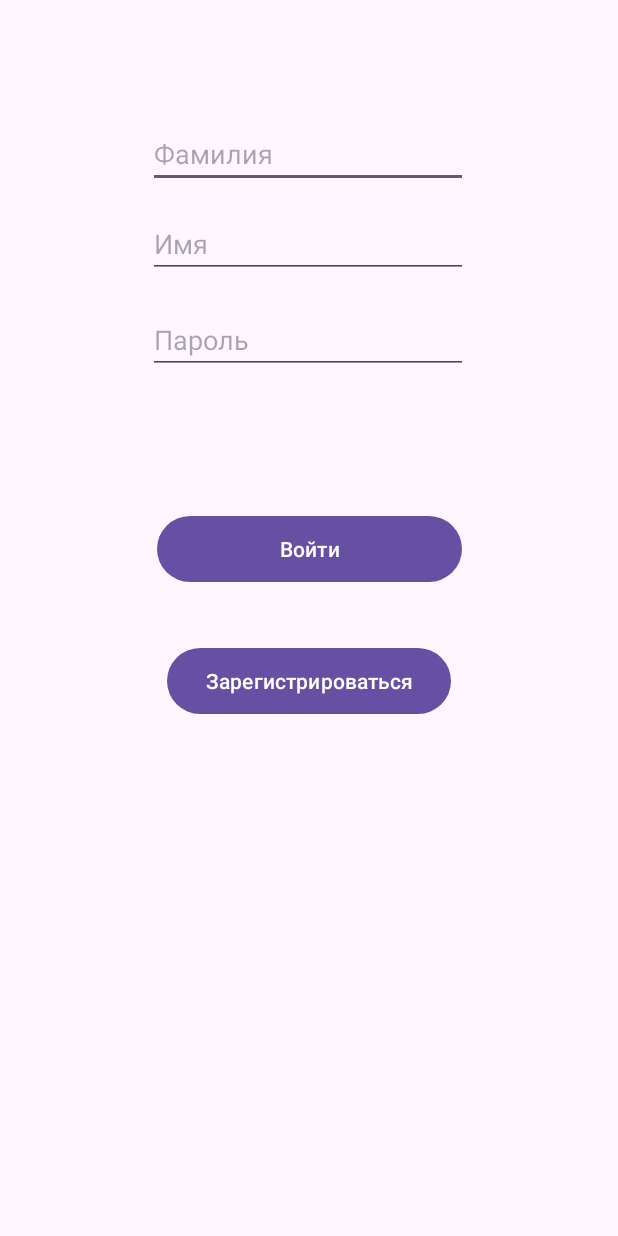
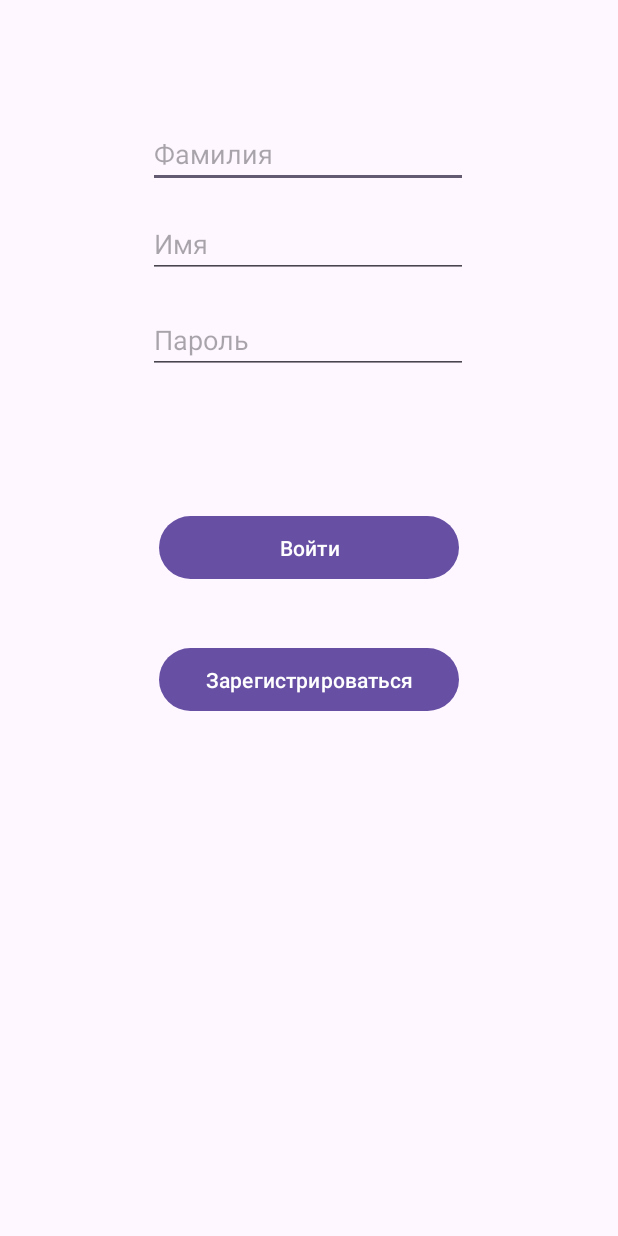
Before and after one commit to maxlukyrabbit/diplom_1.0, an Android app: the screen it shows after launch (add_user), on a phone screen of 412 x 824 dp. Run offline under Robolectric (Android 15) with nearby library versions, the phone set to English and light mode, and no system bars.

Commit message:
adndroid betta

```diff
--- a/mobil_2/app/src/main/res/layout/activity_add_user.xml
+++ b/mobil_2/app/src/main/res/layout/activity_add_user.xml
@@ -9,8 +9,8 @@
 
     <Button
         android:id="@+id/enter"
-        android:layout_width="203dp"
-        android:layout_height="52dp"
+        android:layout_width="200dp"
+        android:layout_height="50dp"
         android:layout_marginTop="340dp"
         android:text="Войти"
         android:onClick="enter"
@@ -20,8 +20,8 @@
 
     <Button
         android:id="@+id/add_user"
-        android:layout_width="189dp"
-        android:layout_height="52dp"
+        android:layout_width="200dp"
+        android:layout_height="50dp"
         android:layout_marginTop="428dp"
         android:onClick="user_add"
         android:text="Зарегистрироваться"
```
